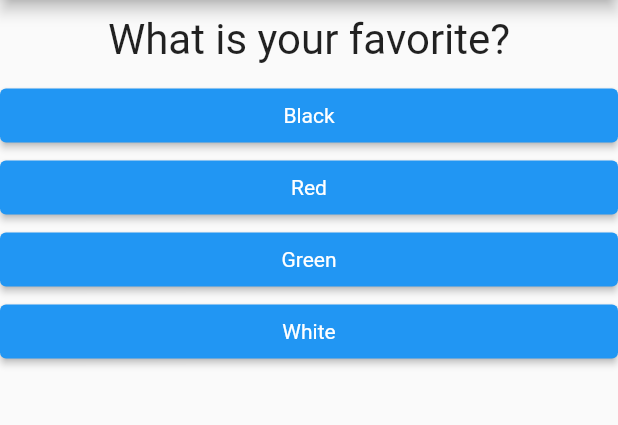
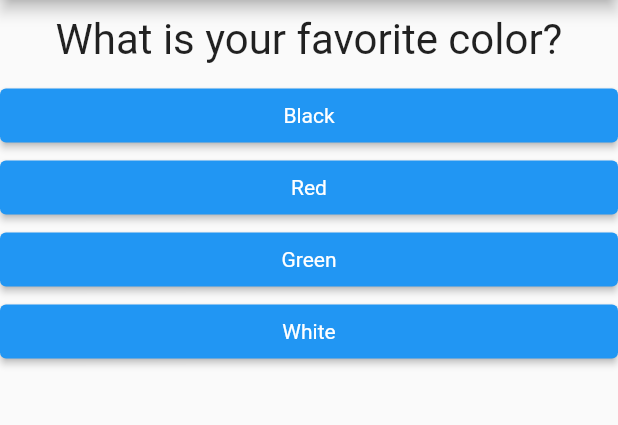
Before and after one commit to FAZEHAHH/flutter_complete_guide, a Flutter app: the screen it shows after launch, on a phone screen of 412 x 824 dp, the part 84-509 px from its top. Run offline on Flutter 3.47's test engine with Material 2 defaults, Android fonts, the phone set to English and light mode, and no system bars.

Commit message:
Update main.dart
h

```diff
--- a/lib/main.dart
+++ b/lib/main.dart
@@ -19,7 +19,7 @@ class MyApp extends StatefulWidget {
 class _MyAppState extends State<MyApp> {
   final _questions = const [
     {
-      'questionText': 'What is your favorite?',
+      'questionText': 'What is your favorite color?',
       'answers': [
         {'text': 'Black', 'score': 10},
         {'text': 'Red', 'score': 7},
```
